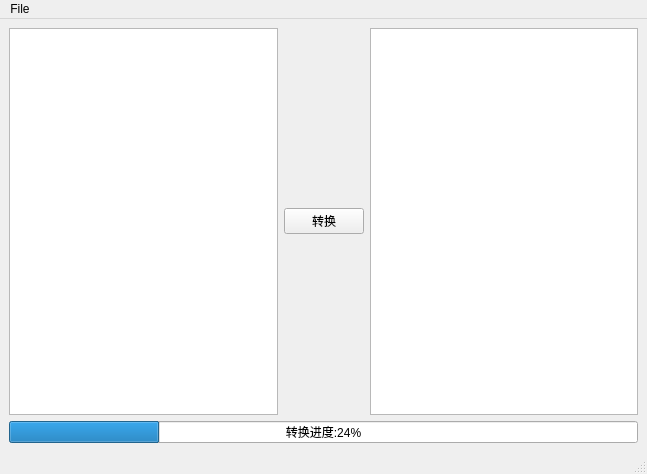
tomaswu/ncmConverter, file mainform.ui: the form before one commit.
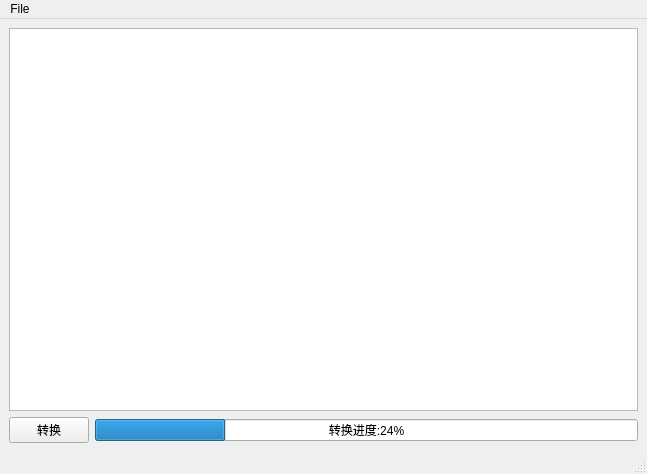
The form after the commit.

Diff of the .ui file:
```diff
--- a/mainform.ui
+++ b/mainform.ui
@@ -16,11 +16,11 @@
   <widget class="QWidget" name="centralwidget">
    <layout class="QVBoxLayout" name="verticalLayout">
     <item>
-     <layout class="QHBoxLayout" name="horizontalLayout">
-      <item>
        <widget class="QListView" name="listView"/>
       </item>
       <item>
+     <layout class="QHBoxLayout" name="horizontalLayout">
+      <item>
        <widget class="QPushButton" name="pushButton">
         <property name="text">
          <string>转换</string>
@@ -28,11 +28,6 @@
        </widget>
       </item>
       <item>
-       <widget class="QListView" name="listView_2"/>
-      </item>
-     </layout>
-    </item>
-    <item>
      <widget class="QProgressBar" name="progressBar">
       <property name="value">
        <number>24</number>
@@ -47,6 +42,8 @@
        <string>转换进度:%p%</string>
       </property>
      </widget>
+      </item>
+     </layout>
     </item>
    </layout>
   </widget>
```
Lines whose indentation alone changed are shown as unchanged.
